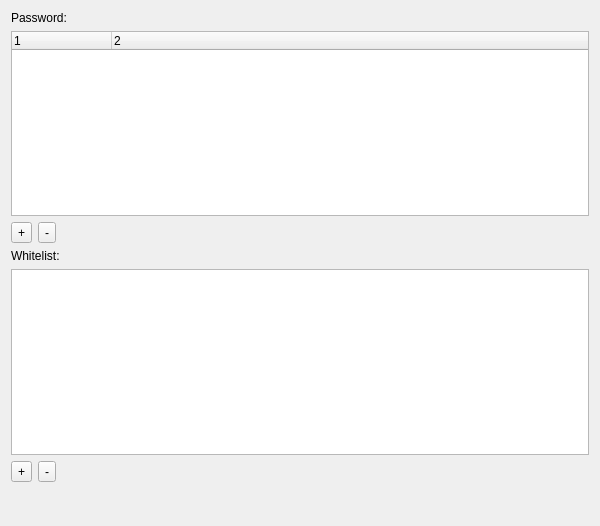
First picture: the form in FWAdminLib/Configurator/AirPlayForm.ui, repository fw-dev/translations, before the edit.
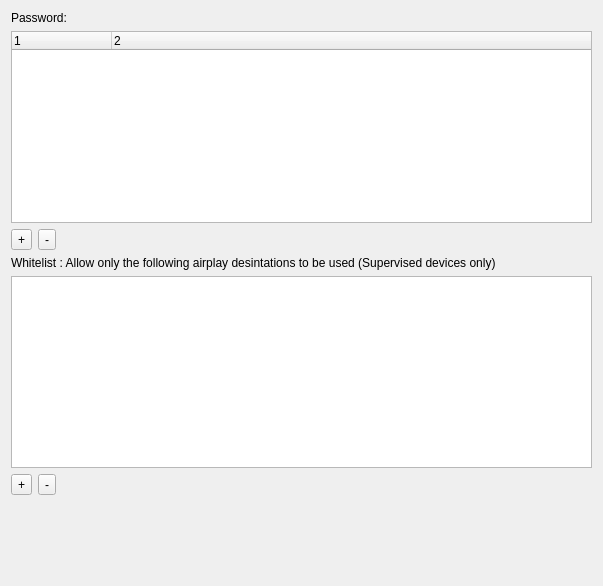
Second picture: the form after the edit.

Diff of the .ui file:
```diff
--- a/FWAdminLib/Configurator/AirPlayForm.ui
+++ b/FWAdminLib/Configurator/AirPlayForm.ui
@@ -6,8 +6,8 @@
    <rect>
     <x>0</x>
     <y>0</y>
-    <width>600</width>
-    <height>526</height>
+    <width>603</width>
+    <height>586</height>
    </rect>
   </property>
   <property name="windowTitle">
@@ -78,7 +78,7 @@
    <item>
     <widget class="QLabel" name="label">
      <property name="text">
-      <string>Whitelist:</string>
+      <string>Whitelist : Allow only the following airplay desintations to be used (Supervised devices only)</string>
      </property>
      <property name="wordWrap">
       <bool>true</bool>
```
